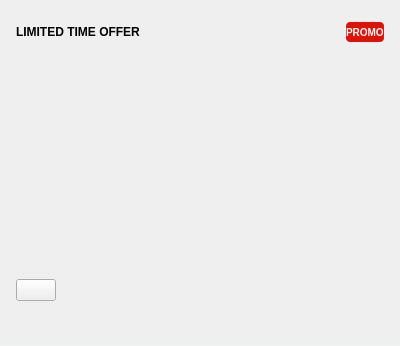
The window that src/MEGASync/gui/ui/NotificationItem.ui (meganz/MEGAsync) describes before a commit, drawn with Qt 5.
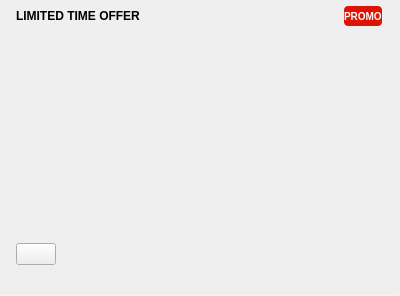
The same window after the commit. Icons and pictures are not drawn. Custom widgets are drawn as their Qt base class.

```diff
--- a/src/MEGASync/gui/ui/NotificationItem.ui
+++ b/src/MEGASync/gui/ui/NotificationItem.ui
@@ -7,7 +7,7 @@
     <x>0</x>
     <y>0</y>
     <width>400</width>
-    <height>346</height>
+    <height>296</height>
    </rect>
   </property>
   <property name="sizePolicy">
@@ -74,6 +74,10 @@
 {
 background-color: #FFF3F4F4;/*colorToken.border-subtle*/
 }
+#wHeader, #lHeaderText
+{
+background-color: transparent;
+}
 
 </string>
   </property>
@@ -82,7 +86,7 @@
   </property>
   <layout class="QVBoxLayout" name="verticalLayout" stretch="0,0">
    <property name="spacing">
-    <number>0</number>
+    <number>8</number>
    </property>
    <property name="sizeConstraint">
     <enum>QLayout::SetDefaultConstraint</enum>
@@ -124,13 +128,13 @@
      </property>
      <layout class="QVBoxLayout" name="vlContainer">
       <property name="spacing">
-       <number>12</number>
+       <number>8</number>
       </property>
       <property name="leftMargin">
        <number>16</number>
       </property>
       <property name="topMargin">
-       <number>12</number>
+       <number>4</number>
       </property>
       <property name="rightMargin">
        <number>16</number>
@@ -148,13 +152,13 @@
         </property>
         <property name="minimumSize">
          <size>
-          <width>368</width>
+          <width>366</width>
           <height>0</height>
          </size>
         </property>
         <property name="maximumSize">
          <size>
-          <width>368</width>
+          <width>366</width>
           <height>16777215</height>
          </size>
         </property>
@@ -387,7 +391,7 @@
         </property>
         <layout class="QVBoxLayout" name="vlContent">
          <property name="spacing">
-          <number>12</number>
+          <number>8</number>
          </property>
          <property name="sizeConstraint">
           <enum>QLayout::SetMinimumSize</enum>
@@ -414,13 +418,13 @@
            </property>
            <property name="minimumSize">
             <size>
-             <width>368</width>
+             <width>366</width>
              <height>0</height>
             </size>
            </property>
            <property name="maximumSize">
             <size>
-             <width>368</width>
+             <width>366</width>
              <height>66</height>
             </size>
            </property>
@@ -512,7 +516,7 @@
            </property>
            <layout class="QVBoxLayout" name="vblDescButton">
             <property name="spacing">
-             <number>12</number>
+             <number>8</number>
             </property>
             <property name="sizeConstraint">
              <enum>QLayout::SetMinimumSize</enum>
@@ -626,13 +630,13 @@
     <widget class="QWidget" name="wSeparator" native="true">
      <property name="minimumSize">
       <size>
-       <width>400</width>
+       <width>398</width>
        <height>1</height>
       </size>
      </property>
      <property name="maximumSize">
       <size>
-       <width>400</width>
+       <width>398</width>
        <height>1</height>
       </size>
      </property>
```
